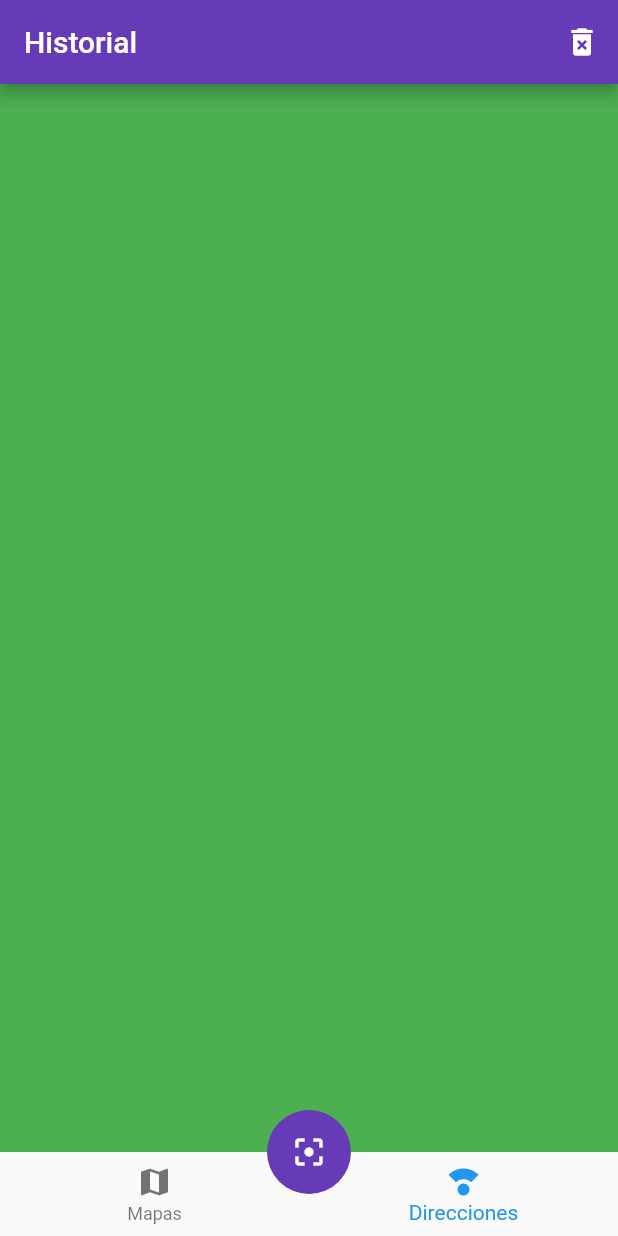
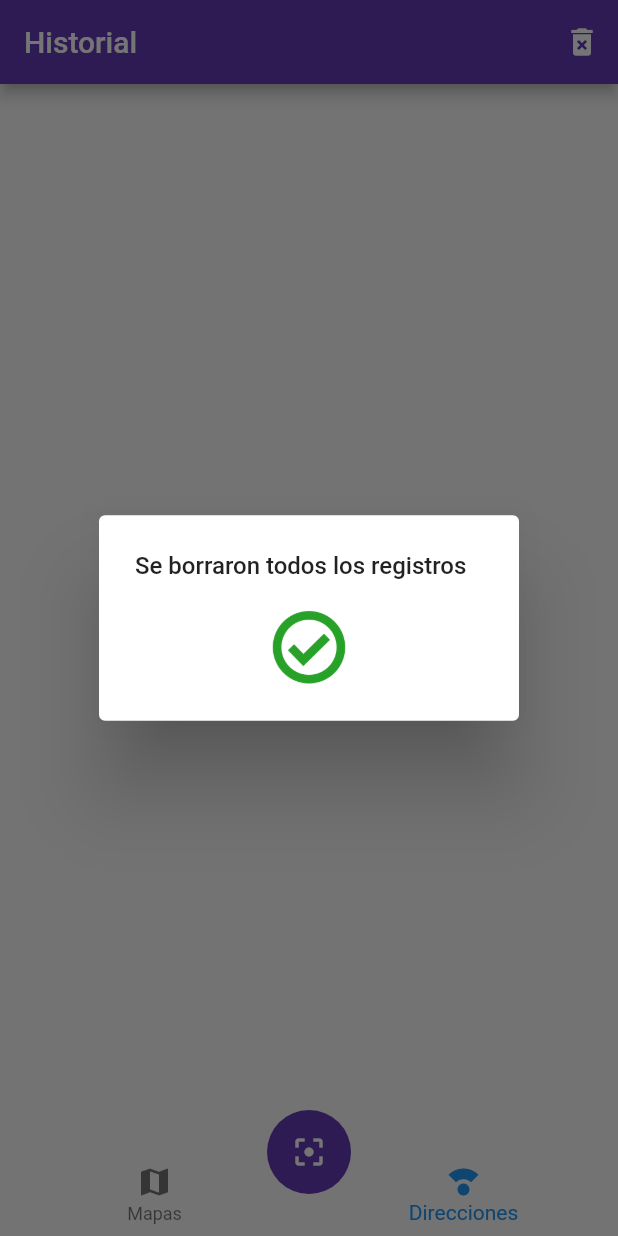
Before and after one commit to KestlerBarrios/QRScanner, a Flutter app: the screen it shows after launch, item 2 of the bottom bar chosen, after a tap on the "delete forever" icon, on a phone screen of 412 x 824 dp. Run offline on Flutter 3.47's test engine with Material 2 defaults, Android fonts, the phone set to English and light mode, and no system bars; our stand-ins replace sqflite; accounts and stored records are empty.

Commit message:
Mostrando datos de la base de datos

```diff
--- a/lib/src/pages/home_page.dart
+++ b/lib/src/pages/home_page.dart
@@ -4,7 +4,7 @@ import 'package:provider/provider.dart';
 import 'package:qr_scanner/src/pages/maps_page.dart';
 import 'package:qr_scanner/src/pages/urls_page.dart';
 
-import 'package:qr_scanner/src/providers/db_provider.dart';
+import 'package:qr_scanner/src/providers/scan_list_provider.dart';
 import 'package:qr_scanner/src/providers/ui_provider.dart';
 
 import 'package:qr_scanner/src/widgets/custom_navigationbar.dart';
@@ -20,8 +20,20 @@ class HomePage extends StatelessWidget {
           IconButton(
             icon: Icon(Icons.delete_forever),
             onPressed: () {
-              DBProvider.db.deleteScans();
-              AlertDialog();
+              Provider.of<ScanListProvider>(context, listen: false)
+                  .borrarScans();
+              showDialog(
+                  context: context,
+                  child: AlertDialog(
+                    title: Text(
+                      'Se borraron todos los registros',
+                      style: TextStyle(fontSize: 16),
+                    ),
+                    content: Image(
+                        height: 50,
+                        width: 50,
+                        image: AssetImage('assets/img/check.png')),
+                  ));
             },
           )
         ],
@@ -37,10 +49,7 @@ class HomePage extends StatelessWidget {
 class _BodyContent extends StatelessWidget {
   @override
   Widget build(BuildContext context) {
-    final uiProvider = Provider.of<UiProvider>(context);
-
     //TODO: Temporal
-
     // final tempScan = ScanModel(valor: 'http://guatemaladigital.com');
     //Ingresar Datos
     // DBProvider.db.nuevoScan(tempScan);
@@ -49,10 +58,15 @@ class _BodyContent extends StatelessWidget {
     //Obtener todos los scans
     // DBProvider.db.getScans().then(print)
     // Borrar todos los registros de la DB
-    DBProvider.db.deleteScans().then(print);
+    // DBProvider.db.deleteScans().then(print);
+
+    final uiProvider = Provider.of<UiProvider>(context);
+    final scanListProvider =
+        Provider.of<ScanListProvider>(context, listen: false);
 
     switch (uiProvider.selectedMenuOpt) {
       case 0:
+        // scanListProvider.cargarScansPorTipo('geo');
         return MapsPage();
       case 1:
         return UrlsPage();
--- a/lib/src/pages/maps_page.dart
+++ b/lib/src/pages/maps_page.dart
@@ -1,17 +1,11 @@
 import 'package:flutter/material.dart';
+import 'package:qr_scanner/src/widgets/scan_tiles.dart';
 
 class MapsPage extends StatelessWidget {
   @override
   Widget build(BuildContext context) {
-    return ListView.builder(
-      itemCount: 10,
-      itemBuilder: (_, i) => ListTile(
-        leading: Icon(Icons.map, color: Theme.of(context).primaryColor),
-        title: Text('http://google.com'),
-        subtitle: Text('ID 1'),
-        trailing: Icon(Icons.keyboard_arrow_right, color: Colors.grey),
-        onTap: () => print('Abrir pagina web'),
-      ),
+    return ScanTiles(
+      tipo: 'geo',
     );
   }
 }
--- a/lib/src/pages/urls_page.dart
+++ b/lib/src/pages/urls_page.dart
@@ -1,11 +1,16 @@
 import 'package:flutter/material.dart';
+import 'package:provider/provider.dart';
+import 'package:qr_scanner/src/providers/scan_list_provider.dart';
+import 'package:qr_scanner/src/widgets/scan_tiles.dart';
 
 class UrlsPage extends StatelessWidget {
-
   @override
   Widget build(BuildContext context) {
-    return Container(
-      color: Colors.green,
+    final scanListProvider =
+        Provider.of<ScanListProvider>(context, listen: false);
+    scanListProvider.cargarScansPorTipo('http');
+    return ScanTiles(
+      tipo: 'http',
     );
   }
 }
--- a/lib/src/providers/scan_list_provider.dart
+++ b/lib/src/providers/scan_list_provider.dart
@@ -39,6 +39,5 @@ class ScanListProvider extends ChangeNotifier {
 
   borrarScanPorId(int id) async {
     await DBProvider.db.deleteScanById(id);
-    this.cargarScansPorTipo(this.tipoSeleccionado);
   }
 }
--- /dev/null
+++ b/lib/src/widgets/scan_tiles.dart
@@ -0,0 +1,40 @@
+import 'package:flutter/material.dart';
+import 'package:provider/provider.dart';
+import 'package:qr_scanner/src/providers/scan_list_provider.dart';
+
+class ScanTiles extends StatelessWidget {
+  final String tipo;
+
+  const ScanTiles({@required this.tipo});
+
+  @override
+  Widget build(BuildContext context) {
+    final scanListProvider = Provider.of<ScanListProvider>(context);
+    final scans = scanListProvider.scans;
+
+    return ListView.builder(
+      itemCount: scans.length,
+      itemBuilder: (_, i) => Dismissible(
+        key: UniqueKey(),
+        background: Container(
+          child: Center(child: Text('Eliminar')),
+          color: Colors.red,
+        ),
+        onDismissed: (DismissDirection direction) {
+          Provider.of<ScanListProvider>(context, listen: false)
+              .borrarScanPorId(scans[i].id);
+        },
+        child: ListTile(
+          leading: Icon(
+            this.tipo == 'http' ? Icons.home_outlined : Icons.map,
+            color: Theme.of(context).primaryColor,
+          ),
+          title: Text(scans[i].valor),
+          subtitle: Text(scans[i].id.toString()),
+          trailing: Icon(Icons.keyboard_arrow_right, color: Colors.grey),
+          onTap: () => print('id   Maps'),
+        ),
+      ),
+    );
+  }
+}
--- a/pubspec.yaml
+++ b/pubspec.yaml
@@ -32,6 +32,7 @@ dependencies:
   flutter_barcode_scanner: ^1.0.1
   path_provider: ^1.6.24
   sqflite: ^1.3.2+1
+  url_launcher: ^5.7.10
 
 dev_dependencies:
   flutter_test:
@@ -49,8 +50,8 @@ flutter:
   uses-material-design: true
 
   # To add assets to your application, add an assets section, like this:
-  # assets:
-  #   - images/a_dot_burr.jpeg
+  assets:
+    - assets/img/check.png
   #   - images/a_dot_ham.jpeg
 
   # An image asset can refer to one or more resolution-specific "variants", see
```
Also changed, not shown: lib/src/widgets/scan_button.dart (+10 -4 lines), assets/img/check.png (added), pubspec.lock.
